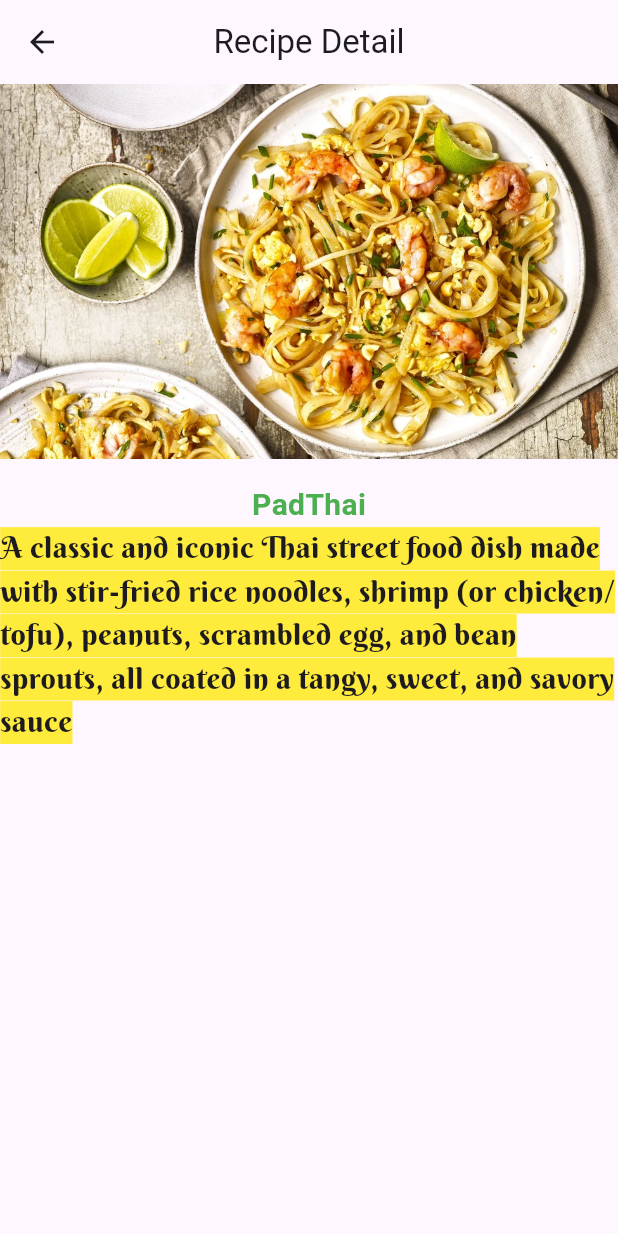
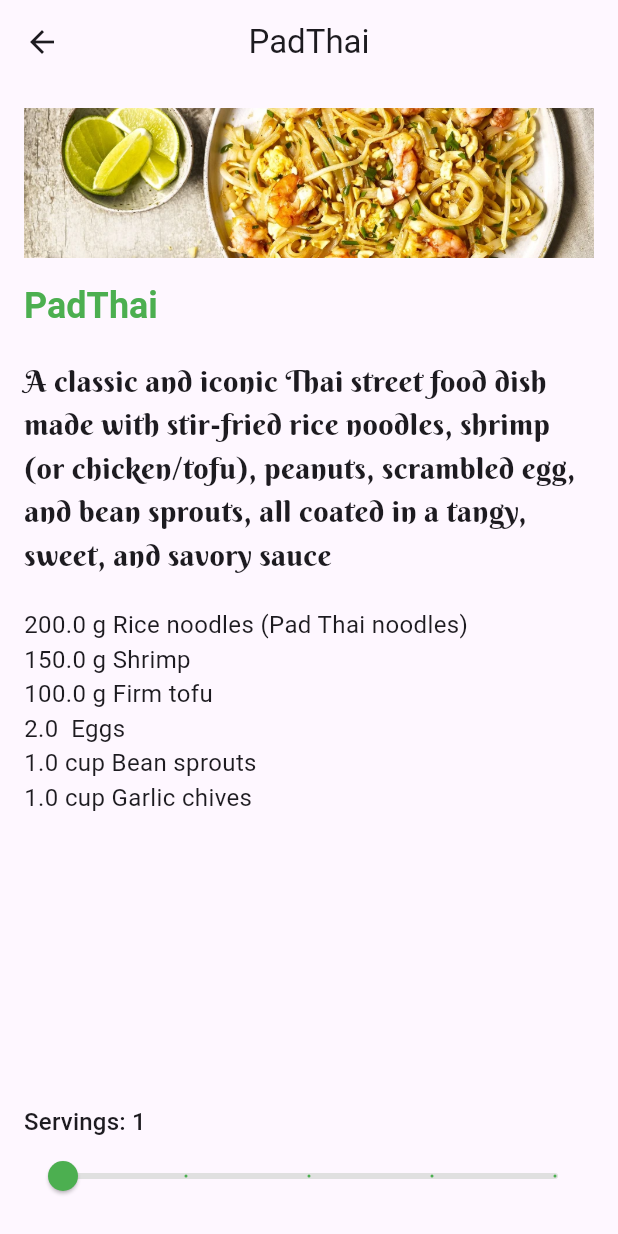
Before and after one commit to chayaponponviset-collab/myapp, a Flutter app: the screen it shows after launch, after a tap on "PadThai", on a phone screen of 412 x 824 dp. Run offline on Flutter 3.47's test engine with Material 3 defaults, Android fonts, the phone set to English and light mode, and no system bars.

Commit message:
Recipe ingredient

```diff
--- /dev/null
+++ b/lib/model/Ingredient.dart
@@ -0,0 +1,8 @@
+class Ingredient {
+String name; // Name of the ingredient (e.g., "Sugar")
+int quantity; // Quantity of the ingredient (e.g., "2")
+String unit; // Unit of measurement (e.g., "cups")
+
+ // Constructor
+Ingredient({required this.name, required this.quantity, required this.unit});
+}
--- a/lib/model/recipe.dart
+++ b/lib/model/recipe.dart
@@ -1,15 +1,69 @@
+import 'package:myapp/model/Ingredient.dart';
+
 class Recipe {
   String imgUrl;
   String imgTitle;
   String description;
+  List<Ingredient> ingredients;
 
-  Recipe(this.imgUrl, this.imgTitle , this.description);
+  Recipe(this.imgUrl, this.imgTitle, this.description, this.ingredients);
 
-   static List<Recipe> samples = [
-   Recipe('assets/images/200304_Olive_PadThai-ebe0f22-scaled.webp','PadThai', 'A classic and iconic Thai street food dish made with stir-fried rice noodles, shrimp (or chicken/tofu), peanuts, scrambled egg, and bean sprouts, all coated in a tangy, sweet, and savory sauce'),
-   Recipe('assets/images/3910.webp','Sweet Thai basil smash cocktail', 'A vibrant and aromatic cocktail featuring the peppery-sweet notes of fresh Thai basil, muddled with a splash of citrus and balanced by a touch of sweetness, typically served with a base spirit like gin or vodka'),
-   Recipe('assets/images/OLI-0519-Healthy_GreenThaiFishCurry_32208-c3cee9a.webp','GreenThaiFishCurry', 'A fragrant and flavorful Thai curry featuring tender white fish simmered in a rich, creamy sauce made from green curry paste, coconut milk, and aromatic Thai ingredients like kaffir lime leaves and Thai basil'),
-   Recipe('assets/images/p110-20250121rps2352pumpkincurrypreview-8534543.webp','pumpkincurry', 'A comforting and hearty vegetarian curry featuring sweet, cubed pumpkin simmered in a rich, spiced coconut milk base. Often enriched with ingredients like ginger, red chilies, and spinach for a savory-sweet depth'),
+  static List<Recipe> samples = [
+    Recipe(
+      'assets/images/200304_Olive_PadThai-ebe0f22-scaled.webp',
+      'PadThai',
+      'A classic and iconic Thai street food dish made with stir-fried rice noodles, shrimp (or chicken/tofu), peanuts, scrambled egg, and bean sprouts, all coated in a tangy, sweet, and savory sauce',
+      [
+        Ingredient(name: 'Rice noodles (Pad Thai noodles)',quantity: 200,unit: 'g',),
+        Ingredient(name: 'Shrimp', quantity: 150, unit: 'g'),
+        Ingredient(name: 'Firm tofu', quantity: 100, unit: 'g'),
+        Ingredient(name: 'Eggs', quantity: 2, unit: ''),
+        Ingredient(name: 'Bean sprouts', quantity: 1, unit: 'cup'),
+        Ingredient(name: 'Garlic chives', quantity: 1, unit: 'cup'),
+
+      ],
+    ),
+
+    Recipe(
+      'assets/images/3910.webp',
+      'Sweet Thai basil smash cocktail',
+      'A vibrant and aromatic cocktail featuring the peppery-sweet notes of fresh Thai basil, muddled with a splash of citrus and balanced by a touch of sweetness, typically served with a base spirit like gin or vodka',
+      [
+        Ingredient(name: 'Thai basil leaves', quantity: 1, unit: 'handful'),
+        Ingredient(name: 'Lime', quantity: 1, unit: ''),
+        Ingredient(name: 'Simple syrup', quantity: 20, unit: 'ml'),
+        Ingredient(name: 'White rum', quantity: 50, unit: 'ml'),
+        Ingredient(name: 'Soda water', quantity: 60, unit: 'ml'),
+        Ingredient(name: 'Ice cubes', quantity: 1, unit: 'cup'),
+      ],
+    ),
+
+    Recipe(
+      'assets/images/OLI-0519-Healthy_GreenThaiFishCurry_32208-c3cee9a.webp',
+      'GreenThaiFishCurry',
+      'A fragrant and flavorful Thai curry featuring tender white fish simmered in a rich, creamy sauce made from green curry paste, coconut milk, and aromatic Thai ingredients like kaffir lime leaves and Thai basil',
+      [
+        Ingredient(name: 'White fish fillet', quantity: 400, unit: 'g'),
+        Ingredient(name: 'Green curry paste', quantity: 2, unit: 'tbsp'),
+        Ingredient(name: 'Coconut milk', quantity: 2, unit: 'cups'),
+        Ingredient(name: 'Vegetable stock', quantity: 1, unit: 'cup'),
+        Ingredient(name: 'Thai eggplants', quantity: 4, unit: ''),
+        Ingredient(name: 'Kaffir lime leaves', quantity: 3, unit: ''),
+      ],
+    ),
+
+    Recipe(
+      'assets/images/p110-20250121rps2352pumpkincurrypreview-8534543.webp',
+      'pumpkincurry',
+      'A comforting and hearty vegetarian curry featuring sweet, cubed pumpkin simmered in a rich, spiced coconut milk base. Often enriched with ingredients like ginger, red chilies, and spinach for a savory-sweet depth',
+      [
+        Ingredient(name: 'Pumpkin', quantity: 400, unit: 'g'),
+        Ingredient(name: 'Red curry paste', quantity: 2, unit: 'tbsp'),
+        Ingredient(name: 'Coconut milk', quantity: 2, unit: 'cups'),
+        Ingredient(name: 'Vegetable stock', quantity: 1, unit: 'cup'),
+        Ingredient(name: 'Palm sugar', quantity: 1, unit: 'tbsp'),
+        Ingredient(name: 'Fish sauce', quantity: 1, unit: 'tbsp'),
+      ],
+    ),
   ];
-
 }
--- a/lib/recipe_detail.dart
+++ b/lib/recipe_detail.dart
@@ -1,28 +1,83 @@
 import 'package:flutter/material.dart';
 import 'package:myapp/model/recipe.dart';
 
-class RecipeDetail extends StatelessWidget {
+class RecipeDetail extends StatefulWidget {
   // receive data from main.dart
   final Recipe recipe;
 
   const RecipeDetail({super.key, required this.recipe});
 
   @override
+  State<RecipeDetail> createState() => _RecipeDetailState();
+}
+
+class _RecipeDetailState extends State<RecipeDetail> {
+  double sliderValue = 1;
+  @override
   Widget build(BuildContext context) {
     return Scaffold(
-      appBar: AppBar(title: Text('Recipe Detail')),
-      body: Column(
-        children: [
-          Image.asset(
-            recipe.imgUrl,
-            height: 250,
-            width: double.infinity,
-            fit: BoxFit.cover,
+      appBar: AppBar(title: Text(widget.recipe.imgTitle)),
+      body: SafeArea(
+        child: Padding(
+          padding: const EdgeInsets.all(16.0),
+          child: Column(
+            crossAxisAlignment: CrossAxisAlignment.start,
+            children: [
+              Image.asset(
+                widget.recipe.imgUrl,
+                height: 100,
+                width: double.infinity,
+                fit: BoxFit.cover,
+              ),
+              const SizedBox(height: 16.0),
+              Text(
+                widget.recipe.imgTitle,
+                style: Theme.of(context).textTheme.headlineSmall?.copyWith(
+                      color: Colors.green,
+                      fontWeight: FontWeight.bold,
+                    ),
+              ),
+              const SizedBox(height: 20),
+              Text(
+                widget.recipe.description,
+                style: const TextStyle(
+                  fontFamily: 'BerkshireSwash',
+                  fontSize: 20.0,
+                ),
+              ),
+              const SizedBox(height: 20),
+              Expanded(
+                child: ListView.builder(
+                  itemBuilder: (BuildContext context, int index) {
+                    final ingredient = widget.recipe.ingredients[index];
+                    return Text(
+                      '${(ingredient.quantity * sliderValue).toStringAsFixed(1)} ${ingredient.unit} ${ingredient.name}',
+                      style: const TextStyle(fontSize: 16.0),
+                    );
+                  },
+                  itemCount: widget.recipe.ingredients.length,
+                ),
+              ),
+              const SizedBox(height: 20),
+              Text('Servings: ${sliderValue.round()}',
+                  style: Theme.of(context).textTheme.titleMedium),
+              Slider(
+                min: 1,
+                max: 5,
+                divisions: 4,
+                value: sliderValue,
+                label: sliderValue.round().toString(),
+                onChanged: (newValue) {
+                  setState(() {
+                    sliderValue = newValue;
+                  });
+                },
+                activeColor: Colors.green,
+                inactiveColor: Colors.grey[300],
+              ),
+            ],
           ),
-          SizedBox(height: 16.0),
-          Text(recipe.imgTitle, style: TextStyle(color: Colors.green, fontSize: 20 , fontWeight: FontWeight.bold),),
-          Text(recipe.description, style: TextStyle(fontFamily: 'BerkshireSwash', fontSize: 20.0 , backgroundColor: Colors.yellow),),
-        ],
+        ),
       ),
     );
   }
```
